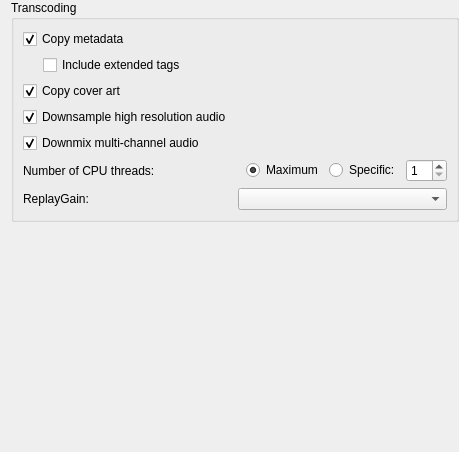
Old version of the form src/ui/settings_transcoding.ui in the repository complexlogic/EasyAudioSync.
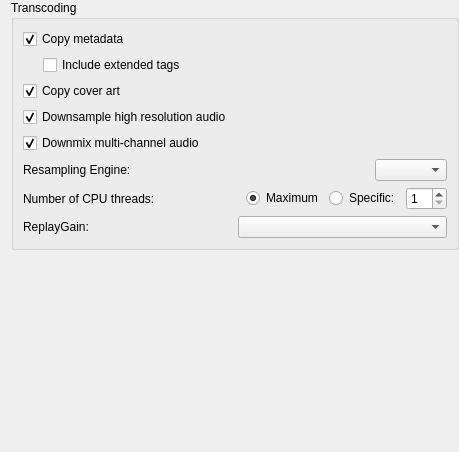
New version of the form.

Commit message: Add support for SoX resampling engine

What changed in the file:
```diff
--- a/src/ui/settings_transcoding.ui
+++ b/src/ui/settings_transcoding.ui
@@ -96,6 +96,27 @@
         </property>
        </widget>
       </item>
+      <item>
+       <layout class="QHBoxLayout" name="horizontalLayout_2">
+        <item>
+         <widget class="QLabel" name="label">
+          <property name="text">
+           <string>Resampling Engine:</string>
+          </property>
+         </widget>
+        </item>
+        <item>
+         <widget class="QComboBox" name="resampling_engine_box">
+          <property name="sizePolicy">
+           <sizepolicy hsizetype="Maximum" vsizetype="Fixed">
+            <horstretch>0</horstretch>
+            <verstretch>0</verstretch>
+           </sizepolicy>
+          </property>
+         </widget>
+        </item>
+       </layout>
+      </item>
       <item>
        <layout class="QHBoxLayout" name="horizontalLayout_3">
         <item>
```
The commit also changes 9 other files.
